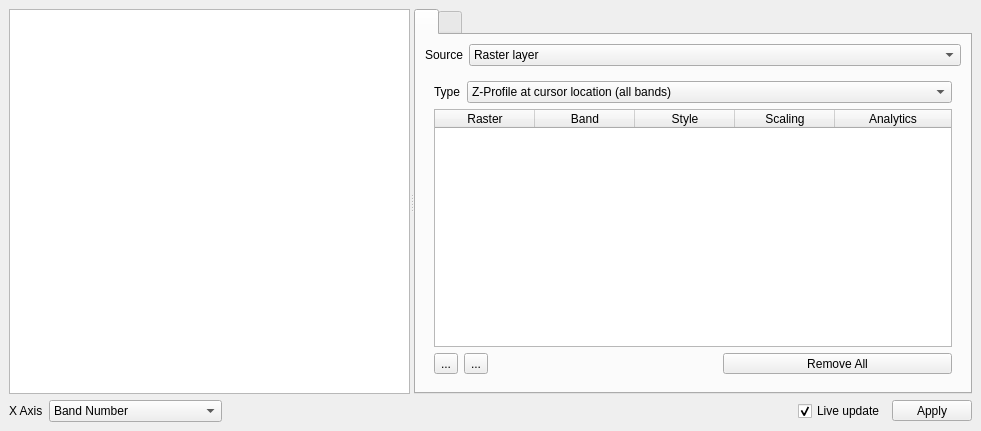
This is enmapbox/coreapps/profileanalyticsapp/profileanalyticsdockwidget.ui in EnMAP-Box/enmap-box as Qt 5 draws it before an edit. The edited form follows.
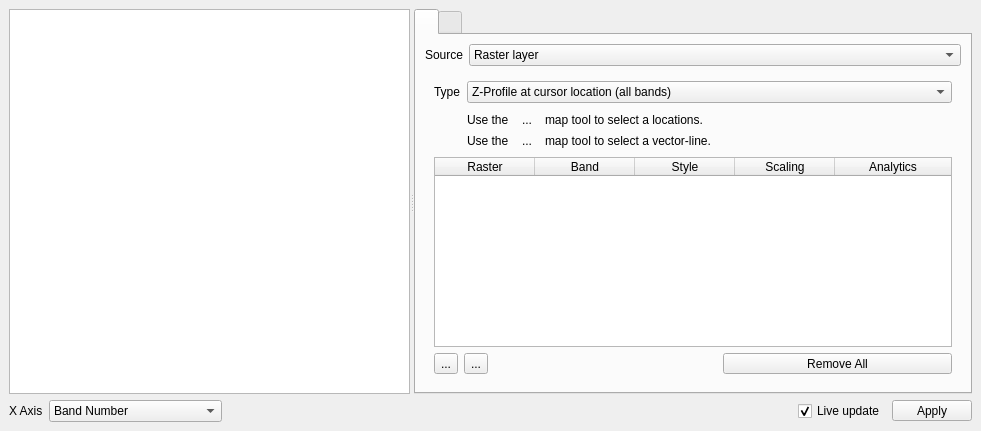
This is the edited form. Icons and pictures are not drawn. Custom widgets are drawn as their Qt base class.

Patch:
```diff
--- a/enmapbox/coreapps/profileanalyticsapp/profileanalyticsdockwidget.ui
+++ b/enmapbox/coreapps/profileanalyticsapp/profileanalyticsdockwidget.ui
@@ -18,7 +18,7 @@
   </property>
   <property name="minimumSize">
    <size>
-    <width>352</width>
+    <width>592</width>
     <height>399</height>
    </size>
   </property>
@@ -157,6 +157,163 @@
                  </item>
                 </widget>
                </item>
+               <item row="1" column="1">
+                <layout class="QVBoxLayout" name="verticalLayout_9">
+                 <property name="spacing">
+                  <number>0</number>
+                 </property>
+                 <item>
+                  <widget class="QWidget" name="mTip1" native="true">
+                   <layout class="QVBoxLayout" name="verticalLayout_10">
+                    <property name="leftMargin">
+                     <number>0</number>
+                    </property>
+                    <property name="topMargin">
+                     <number>0</number>
+                    </property>
+                    <property name="rightMargin">
+                     <number>0</number>
+                    </property>
+                    <property name="bottomMargin">
+                     <number>0</number>
+                    </property>
+                    <item>
+                     <layout class="QHBoxLayout" name="horizontalLayout_7">
+                      <item>
+                       <widget class="QLabel" name="label_10">
+                        <property name="sizePolicy">
+                         <sizepolicy hsizetype="Fixed" vsizetype="Preferred">
+                          <horstretch>0</horstretch>
+                          <verstretch>0</verstretch>
+                         </sizepolicy>
+                        </property>
+                        <property name="text">
+                         <string>Use the</string>
+                        </property>
+                       </widget>
+                      </item>
+                      <item>
+                       <widget class="QToolButton" name="toolButton_4">
+                        <property name="text">
+                         <string>...</string>
+                        </property>
+                        <property name="icon">
+                         <iconset>
+                          <normaloff>:/qps/ui/icons/select_location.svg</normaloff>:/qps/ui/icons/select_location.svg</iconset>
+                        </property>
+                        <property name="autoRaise">
+                         <bool>true</bool>
+                        </property>
+                       </widget>
+                      </item>
+                      <item>
+                       <widget class="QLabel" name="label_11">
+                        <property name="sizePolicy">
+                         <sizepolicy hsizetype="Fixed" vsizetype="Preferred">
+                          <horstretch>0</horstretch>
+                          <verstretch>0</verstretch>
+                         </sizepolicy>
+                        </property>
+                        <property name="text">
+                         <string>map tool to select a locations.</string>
+                        </property>
+                       </widget>
+                      </item>
+                      <item>
+                       <spacer name="horizontalSpacer_6">
+                        <property name="orientation">
+                         <enum>Qt::Horizontal</enum>
+                        </property>
+                        <property name="sizeHint" stdset="0">
+                         <size>
+                          <width>1</width>
+                          <height>20</height>
+                         </size>
+                        </property>
+                       </spacer>
+                      </item>
+                     </layout>
+                    </item>
+                   </layout>
+                  </widget>
+                 </item>
+                 <item>
+                  <widget class="QWidget" name="mTip2" native="true">
+                   <layout class="QVBoxLayout" name="verticalLayout_11">
+                    <property name="leftMargin">
+                     <number>0</number>
+                    </property>
+                    <property name="topMargin">
+                     <number>0</number>
+                    </property>
+                    <property name="rightMargin">
+                     <number>0</number>
+                    </property>
+                    <property name="bottomMargin">
+                     <number>0</number>
+                    </property>
+                    <item>
+                     <layout class="QHBoxLayout" name="horizontalLayout_8">
+                      <item>
+                       <widget class="QLabel" name="label_12">
+                        <property name="sizePolicy">
+                         <sizepolicy hsizetype="Fixed" vsizetype="Preferred">
+                          <horstretch>0</horstretch>
+                          <verstretch>0</verstretch>
+                         </sizepolicy>
+                        </property>
+                        <property name="text">
+                         <string>Use the</string>
+                        </property>
+                       </widget>
+                      </item>
+                      <item>
+                       <widget class="QToolButton" name="toolButton_5">
+                        <property name="text">
+                         <string>...</string>
+                        </property>
+                        <property name="icon">
+                         <iconset>
+                          <normaloff>:/images/themes/default/mActionSelectRectangle.svg</normaloff>:/images/themes/default/mActionSelectRectangle.svg</iconset>
+                        </property>
+                        <property name="autoRaise">
+                         <bool>true</bool>
+                        </property>
+                       </widget>
+                      </item>
+                      <item>
+                       <widget class="QLabel" name="label_13">
+                        <property name="sizePolicy">
+                         <sizepolicy hsizetype="Fixed" vsizetype="Preferred">
+                          <horstretch>0</horstretch>
+                          <verstretch>0</verstretch>
+                         </sizepolicy>
+                        </property>
+                        <property name="text">
+                         <string>map tool to select a vector-line.</string>
+                        </property>
+                       </widget>
+                      </item>
+                      <item>
+                       <spacer name="horizontalSpacer_7">
+                        <property name="orientation">
+                         <enum>Qt::Horizontal</enum>
+                        </property>
+                        <property name="sizeHint" stdset="0">
+                         <size>
+                          <width>1</width>
+                          <height>20</height>
+                         </size>
+                        </property>
+                       </spacer>
+                      </item>
+                     </layout>
+                    </item>
+                   </layout>
+                  </widget>
+                 </item>
+                </layout>
+               </item>
               </layout>
              </item>
              <item>
```
